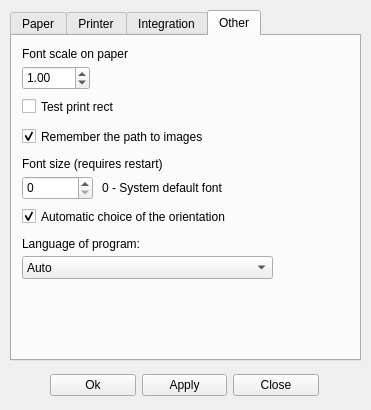
Old version of the form pagesetup.ui in the repository viktand/vap4.
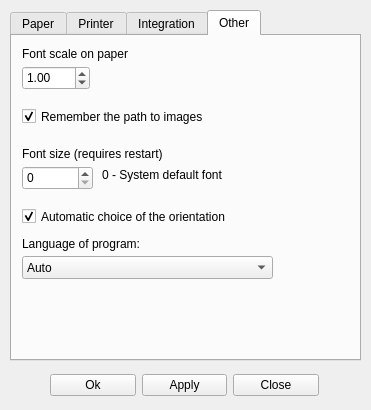
New version of the form. The open tabs and pages were chosen to show the change. Icons and pictures are not drawn.

What changed in the file:
```diff
--- a/pagesetup.ui
+++ b/pagesetup.ui
@@ -733,24 +733,11 @@
        <string>Font scale on paper</string>
       </property>
      </widget>
-     <widget class="QCheckBox" name="checkBox_12">
-      <property name="geometry">
-       <rect>
-        <x>10</x>
-        <y>60</y>
-        <width>321</width>
-        <height>21</height>
-       </rect>
-      </property>
-      <property name="text">
-       <string>Test print rect</string>
-      </property>
-     </widget>
      <widget class="QCheckBox" name="checkBox_13">
       <property name="geometry">
        <rect>
         <x>10</x>
-        <y>90</y>
+        <y>70</y>
         <width>321</width>
         <height>21</height>
        </rect>
@@ -766,7 +753,7 @@
       <property name="geometry">
        <rect>
         <x>10</x>
-        <y>120</y>
+        <y>110</y>
         <width>321</width>
         <height>16</height>
        </rect>
@@ -779,7 +766,7 @@
       <property name="geometry">
        <rect>
         <x>10</x>
-        <y>140</y>
+        <y>130</y>
         <width>71</width>
         <height>24</height>
        </rect>
@@ -852,7 +839,7 @@
       <property name="geometry">
        <rect>
         <x>90</x>
-        <y>143</y>
+        <y>130</y>
         <width>241</width>
         <height>17</height>
        </rect>
```
Left out of the diff: 2 changed lines with no effect on the pictures.
